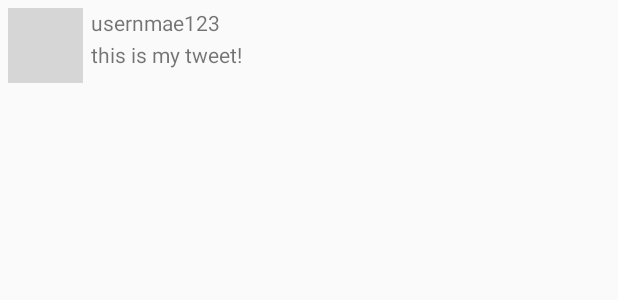
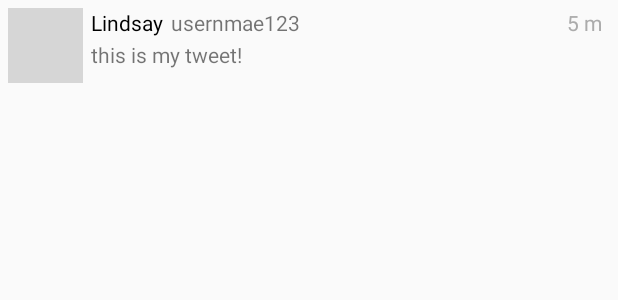
Before and after one commit to bcid/SimpleTweet, an Android app: the layout item_tweet.xml on its own in the app's theme, with its tools: preview values and no code run, on a phone screen of 412 x 824 dp. Shown: the top 300 px of the screen. Run offline under Robolectric (Android 15) with nearby library versions, the phone set to English and light mode, and no system bars; grey boxes are pictures that could not be loaded.

Commit message:
added name and timestamps

```diff
--- a/app/src/main/res/layout/item_tweet.xml
+++ b/app/src/main/res/layout/item_tweet.xml
@@ -23,7 +23,7 @@
         android:layout_alignParentTop="true"
         android:layout_marginStart="5dp"
         android:layout_marginTop="0dp"
-        android:layout_toEndOf="@+id/ivProfileImage"
+        android:layout_toEndOf="@+id/tvName"
         tools:text="usernmae123" />
 
     <TextView
@@ -35,4 +35,25 @@
         android:layout_marginTop="2dp"
         android:layout_toEndOf="@+id/ivProfileImage"
         tools:text="this is my tweet!" />
+
+    <TextView
+        android:id="@+id/tvTimeStamp"
+        android:layout_width="wrap_content"
+        android:layout_height="wrap_content"
+        android:layout_alignParentTop="true"
+        android:layout_alignParentEnd="true"
+        android:layout_marginEnd="5dp"
+        android:textColor="#ACACAC"
+        tools:text="5 m" />
+
+    <TextView
+        android:id="@+id/tvName"
+        android:layout_width="wrap_content"
+        android:layout_height="wrap_content"
+        android:layout_alignParentTop="true"
+        android:layout_marginStart="5dp"
+        android:layout_marginTop="0dp"
+        android:layout_toEndOf="@+id/ivProfileImage"
+        android:textColor="#000000"
+        tools:text="Lindsay" />
 </RelativeLayout>
```
Also changed, not shown: app/src/main/java/com/codepath/apps/restclienttemplate/TimeFormatter.java (added, +77 -0 lines), app/src/main/java/com/codepath/apps/restclienttemplate/TweetsAdapter.java (+7 -1 lines), app/src/main/java/com/codepath/apps/restclienttemplate/models/Tweet.java (+7 -1 lines).
